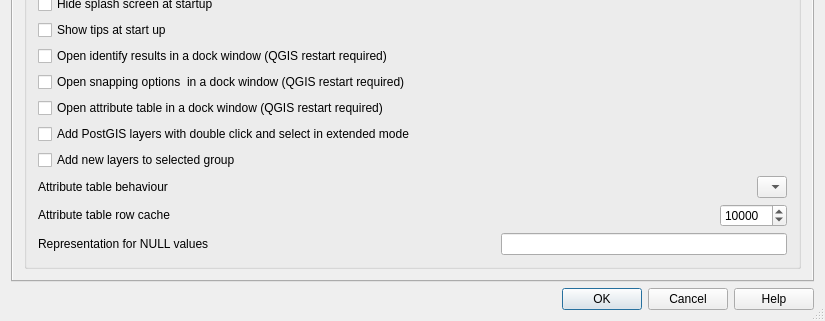
Above: src/ui/qgsoptionsbase.ui from qgis/QGIS before the change; both pictures show x 0 to 825 and y 531 to 852 of the 825 by 852 pixel window. Below: the same form after it.
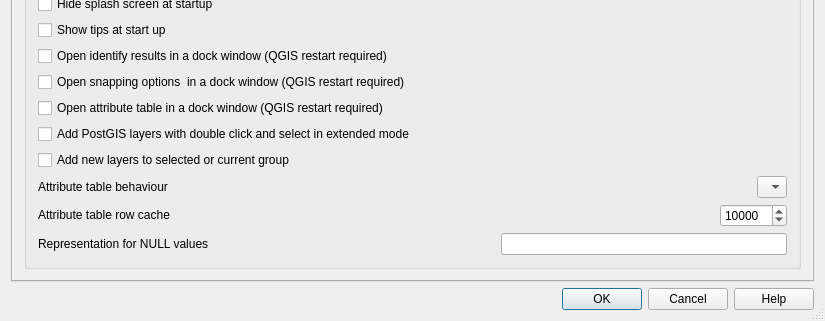
That is the form after the change. Icons and pictures are not drawn. Custom widgets are drawn as their Qt base class.

Commit message: add layers to group even group is not selected but selected child item in this group

```diff
--- a/src/ui/qgsoptionsbase.ui
+++ b/src/ui/qgsoptionsbase.ui
@@ -66,8 +66,8 @@
            <rect>
             <x>0</x>
             <y>0</y>
-            <width>799</width>
-            <height>761</height>
+            <width>803</width>
+            <height>763</height>
            </rect>
           </property>
           <layout class="QGridLayout" name="gridLayout_12">
@@ -388,7 +388,7 @@
               <item>
                <widget class="QCheckBox" name="cbxAddNewLayersToCurrentGroup">
                 <property name="text">
-                 <string>Add new layers to selected group</string>
+                 <string>Add new layers to selected or current group</string>
                 </property>
                </widget>
               </item>
```
Left out of the diff: 28 changed lines with no effect on the pictures. The commit also changes 1 other file.
